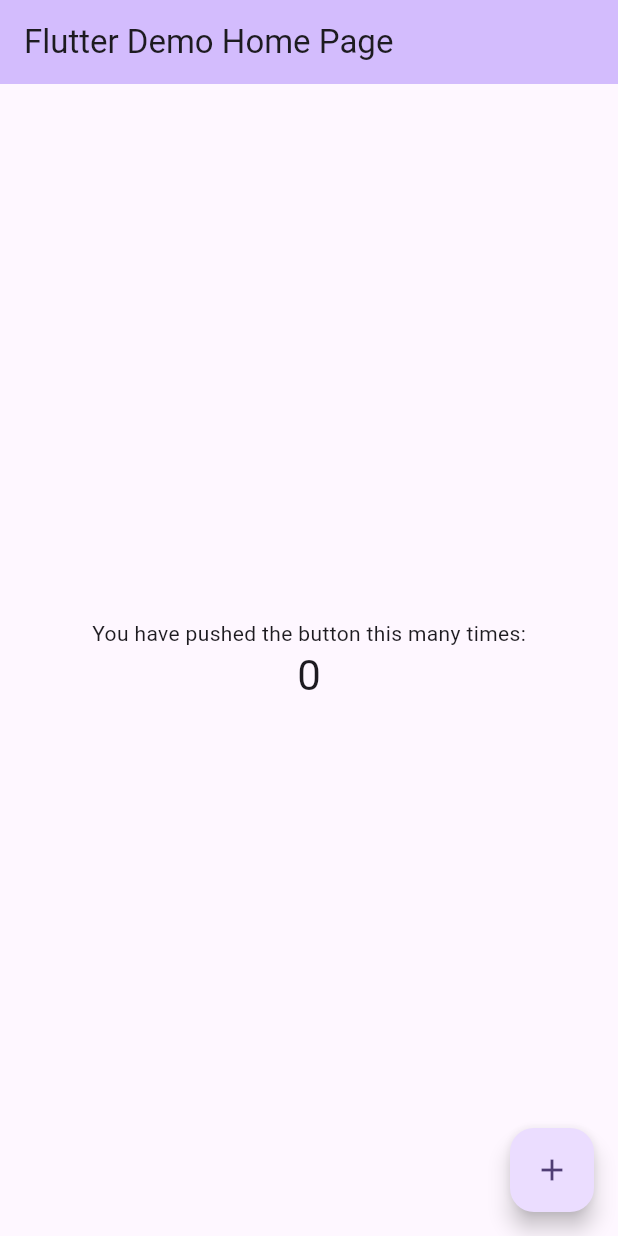
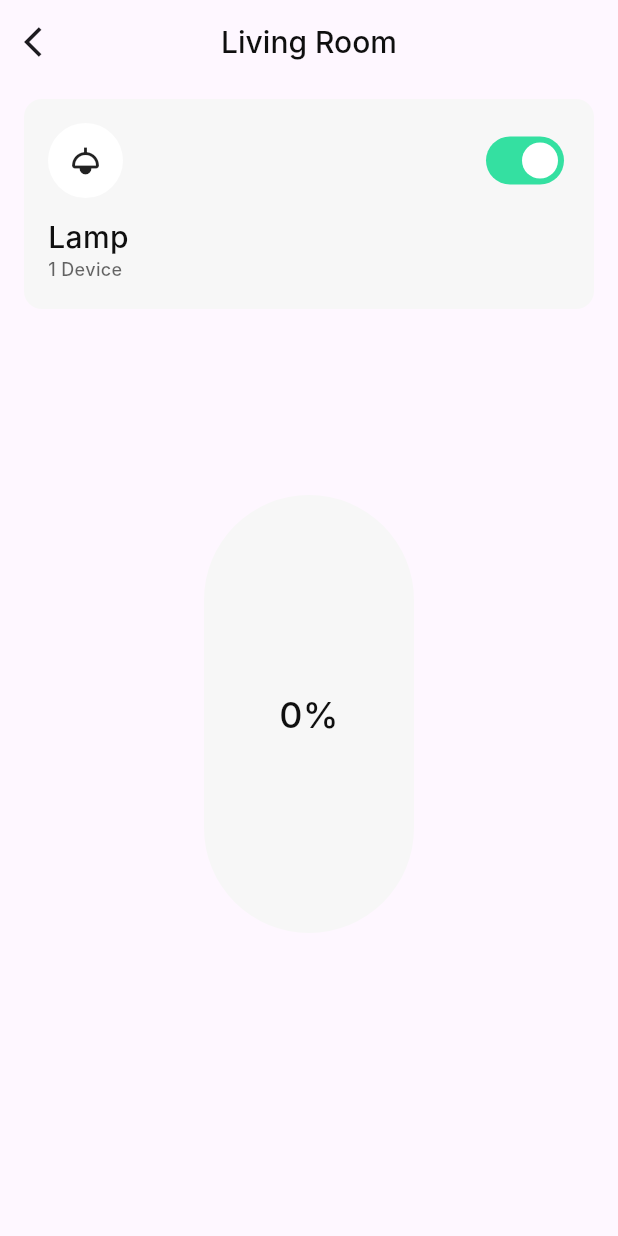
Before and after one commit to mahdinaghikhanii/secound_smart_home, a Flutter app: the screen it shows after launch, on a phone screen of 412 x 824 dp. Run offline on Flutter 3.47's test engine with Material 3 defaults, Android fonts, the phone set to English and light mode, and no system bars; Roboto replaces fonts that are missing (Inter).

Commit message:
living room

```diff
--- a/lib/main.dart
+++ b/lib/main.dart
@@ -1,4 +1,6 @@
 import 'package:flutter/material.dart';
+
+import 'pages/live_room/live_room.dart';
 
 void main() {
   runApp(const MyApp());
@@ -11,115 +13,12 @@ class MyApp extends StatelessWidget {
   @override
   Widget build(BuildContext context) {
     return MaterialApp(
-      title: 'Flutter Demo',
-      theme: ThemeData(
-        // This is the theme of your application.
-        //
-        // TRY THIS: Try running your application with "flutter run". You'll see
-        // the application has a blue toolbar. Then, without quitting the app,
-        // try changing the seedColor in the colorScheme below to Colors.green
-        // and then invoke "hot reload" (save your changes or press the "hot
-        // reload" button in a Flutter-supported IDE, or press "r" if you used
-        // the command line to start the app).
-        //
-        // Notice that the counter didn't reset back to zero; the application
-        // state is not lost during the reload. To reset the state, use hot
-        // restart instead.
-        //
-        // This works for code too, not just values: Most code changes can be
-        // tested with just a hot reload.
-        colorScheme: ColorScheme.fromSeed(seedColor: Colors.deepPurple),
-        useMaterial3: true,
-      ),
-      home: const MyHomePage(title: 'Flutter Demo Home Page'),
-    );
+        debugShowCheckedModeBanner: false,
+        title: 'Flutter Demo',
+        theme: ThemeData(
+          colorScheme: ColorScheme.fromSeed(seedColor: Colors.deepPurple),
+          useMaterial3: true,
+        ),
+        home: const LivingRoomPage());
   }
 }
-
-class MyHomePage extends StatefulWidget {
-  const MyHomePage({super.key, required this.title});
-
-  // This widget is the home page of your application. It is stateful, meaning
-  // that it has a State object (defined below) that contains fields that affect
-  // how it looks.
-
-  // This class is the configuration for the state. It holds the values (in this
-  // case the title) provided by the parent (in this case the App widget) and
-  // used by the build method of the State. Fields in a Widget subclass are
-  // always marked "final".
-
-  final String title;
-
-  @override
-  State<MyHomePage> createState() => _MyHomePageState();
-}
-
-class _MyHomePageState extends State<MyHomePage> {
-  int _counter = 0;
-
-  void _incrementCounter() {
-    setState(() {
-      // This call to setState tells the Flutter framework that something has
-      // changed in this State, which causes it to rerun the build method below
-      // so that the display can reflect the updated values. If we changed
-      // _counter without calling setState(), then the build method would not be
-      // called again, and so nothing would appear to happen.
-      _counter++;
-    });
-  }
-
-  @override
-  Widget build(BuildContext context) {
-    // This method is rerun every time setState is called, for instance as done
-    // by the _incrementCounter method above.
-    //
-    // The Flutter framework has been optimized to make rerunning build methods
-    // fast, so that you can just rebuild anything that needs updating rather
-    // than having to individually change instances of widgets.
-    return Scaffold(
-      appBar: AppBar(
-        // TRY THIS: Try changing the color here to a specific color (to
-        // Colors.amber, perhaps?) and trigger a hot reload to see the AppBar
-        // change color while the other colors stay the same.
-        backgroundColor: Theme.of(context).colorScheme.inversePrimary,
-        // Here we take the value from the MyHomePage object that was created by
-        // the App.build method, and use it to set our appbar title.
-        title: Text(widget.title),
-      ),
-      body: Center(
-        // Center is a layout widget. It takes a single child and positions it
-        // in the middle of the parent.
-        child: Column(
-          // Column is also a layout widget. It takes a list of children and
-          // arranges them vertically. By default, it sizes itself to fit its
-          // children horizontally, and tries to be as tall as its parent.
-          //
-          // Column has various properties to control how it sizes itself and
-          // how it positions its children. Here we use mainAxisAlignment to
-          // center the children vertically; the main axis here is the vertical
-          // axis because Columns are vertical (the cross axis would be
-          // horizontal).
-          //
-          // TRY THIS: Invoke "debug painting" (choose the "Toggle Debug Paint"
-          // action in the IDE, or press "p" in the console), to see the
-          // wireframe for each widget.
-          mainAxisAlignment: MainAxisAlignment.center,
-          children: <Widget>[
-            const Text(
-              'You have pushed the button this many times:',
-            ),
-            Text(
-              '$_counter',
-              style: Theme.of(context).textTheme.headlineMedium,
-            ),
-          ],
-        ),
-      ),
-      floatingActionButton: FloatingActionButton(
-        onPressed: _incrementCounter,
-        tooltip: 'Increment',
-        child: const Icon(Icons.add),
-      ), // This trailing comma makes auto-formatting nicer for build methods.
-    );
-  }
-}
--- /dev/null
+++ b/lib/pages/home/home.dart
@@ -0,0 +1,41 @@
+import 'package:flutter/material.dart';
+
+class HomePage extends StatelessWidget {
+  const HomePage({super.key});
+
+  @override
+  Widget build(BuildContext context) {
+    return Scaffold(
+        appBar: AppBar(
+            leadingWidth: 0,
+            actions: [
+              Container(
+                width: 34,
+                margin: const EdgeInsets.only(right: 16),
+                height: 34,
+                decoration: BoxDecoration(
+                    color: Colors.black,
+                    borderRadius: BorderRadius.circular(50)),
+                child: const Icon(
+                  Icons.add,
+                  color: Colors.white,
+                  size: 28,
+                ),
+              )
+            ],
+            titleSpacing: 0,
+            centerTitle: false,
+            title: const Padding(
+              padding: EdgeInsets.only(left: 16),
+              child: Text('My Home',
+                  style: TextStyle(
+                    color: Color(0xFF0F0F0F),
+                    fontSize: 24,
+                    fontFamily: 'Inter',
+                    fontWeight: FontWeight.w600,
+                    height: 0,
+                  )),
+            )),
+        body: Column(children: []));
+  }
+}
--- /dev/null
+++ b/lib/pages/live_room/live_room.dart
@@ -0,0 +1,168 @@
+import 'package:flutter/material.dart';
+
+class LivingRoomPage extends StatefulWidget {
+  const LivingRoomPage({Key? key}) : super(key: key);
+
+  @override
+  State<LivingRoomPage> createState() => _LivingRoomPageState();
+}
+
+class _LivingRoomPageState extends State<LivingRoomPage> {
+  bool switchValue = true;
+  @override
+  Widget build(BuildContext context) {
+    return Scaffold(
+      appBar: AppBar(
+          leadingWidth: 40,
+          centerTitle: true,
+          titleSpacing: 0,
+          leading: const Padding(
+              padding: EdgeInsets.only(left: 16),
+              child: Icon(Icons.arrow_back_ios)),
+          title: const Text(
+            'Living Room',
+            style: TextStyle(
+              color: Color(0xFF0F0F0F),
+              fontSize: 20,
+              fontFamily: 'Inter',
+              fontWeight: FontWeight.w500,
+            ),
+          )),
+      body: Column(
+        children: [
+          Container(
+            margin: const EdgeInsets.symmetric(horizontal: 16, vertical: 10),
+            width: MediaQuery.sizeOf(context).width,
+            height: 140,
+            padding: const EdgeInsets.all(16),
+            decoration: ShapeDecoration(
+              color: const Color(0xFFF7F7F7),
+              shape: RoundedRectangleBorder(
+                borderRadius: BorderRadius.circular(12),
+              ),
+            ),
+            child: Column(
+              crossAxisAlignment: CrossAxisAlignment.start,
+              children: [
+                Row(
+                  mainAxisAlignment: MainAxisAlignment.spaceBetween,
+                  children: [
+                    Container(
+                      width: 50,
+                      height: 50,
+                      decoration: const BoxDecoration(
+                          color: Colors.white, shape: BoxShape.circle),
+                      child: const Icon(Icons.light),
+                    ),
+                    Switch(
+                        value: switchValue,
+                        onChanged: (v) {
+                          setState(() {
+                            switchValue = !switchValue;
+                          });
+                        },
+                        inactiveThumbColor: const Color(0xFF34E0A1),
+                        inactiveTrackColor: Colors.white,
+                        hoverColor: const Color(0xFF34E0A1),
+                        focusColor: const Color(0xFF34E0A1),
+                        activeTrackColor: const Color(0xFF34E0A1),
+                        activeColor: Colors.white)
+                  ],
+                ),
+                const SizedBox(height: 14),
+                const Text(
+                  'Lamp',
+                  style: TextStyle(
+                    color: Color(0xFF0F0F0F),
+                    fontSize: 20,
+                    fontFamily: 'Inter',
+                    fontWeight: FontWeight.w500,
+                    height: 0,
+                  ),
+                ),
+                const SizedBox(height: 2),
+                const Opacity(
+                  opacity: 0.60,
+                  child: Text(
+                    '1 Device',
+                    style: TextStyle(
+                      color: Colors.black,
+                      fontSize: 12,
+                      fontFamily: 'Inter',
+                      fontWeight: FontWeight.w500,
+                      height: 0,
+                    ),
+                  ),
+                )
+              ],
+            ),
+          ),
+          const Padding(
+            padding: EdgeInsets.only(top: 90),
+            child: Row(
+              mainAxisAlignment: MainAxisAlignment.center,
+              children: [
+                SizedBox(
+                  width: 350,
+                  child: InnerShadowSlider(trackHeight: 140),
+                ),
+              ],
+            ),
+          ),
+        ],
+      ),
+    );
+  }
+}
+
+class InnerShadowSlider extends StatefulWidget {
+  final double trackHeight;
+  const InnerShadowSlider({Key? key, this.trackHeight = 60}) : super(key: key);
+
+  @override
+  State<InnerShadowSlider> createState() => _InnerShadowSliderState();
+}
+
+class _InnerShadowSliderState extends State<InnerShadowSlider> {
+  var _volume = 0.0;
+
+  @override
+  Widget build(BuildContext context) {
+    return Stack(
+      children: [
+        SizedBox(
+          height: 340,
+          child: RotatedBox(
+            quarterTurns: -1,
+            child: SliderTheme(
+              data: SliderTheme.of(context).copyWith(
+                trackHeight: widget.trackHeight,
+                thumbShape: SliderComponentShape.noOverlay,
+              ),
+              child: Slider(
+                  activeColor: const Color(0xFF34E0A1),
+                  min: 0,
+                  max: 100,
+                  value: _volume,
+                  onChanged: (value) => setState(() => _volume = value),
+                  inactiveColor: const Color(0xFFF7F7F7)),
+            ),
+          ),
+        ),
+        Positioned.fill(
+            child: Center(
+          child: Text(
+            "${_volume.toStringAsFixed(0)}\%",
+            textAlign: TextAlign.center,
+            style: const TextStyle(
+              color: Color(0xFF0F0F0F),
+              fontSize: 24,
+              fontFamily: 'Inter',
+              fontWeight: FontWeight.w500,
+            ),
+          ),
+        ))
+      ],
+    );
+  }
+}
--- a/pubspec.yaml
+++ b/pubspec.yaml
@@ -59,8 +59,8 @@ flutter:
   uses-material-design: true
 
   # To add assets to your application, add an assets section, like this:
-  # assets:
-  #   - images/a_dot_burr.jpeg
+  assets:
+    - assets/
   #   - images/a_dot_ham.jpeg
 
   # An image asset can refer to one or more resolution-specific "variants", see
```
